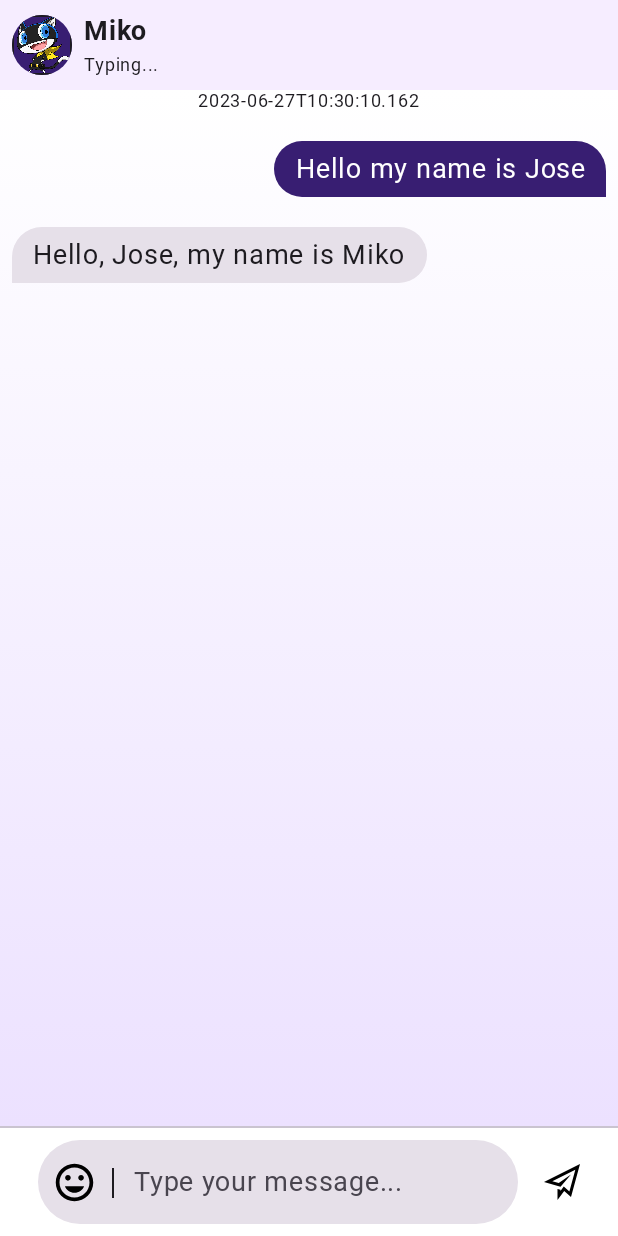
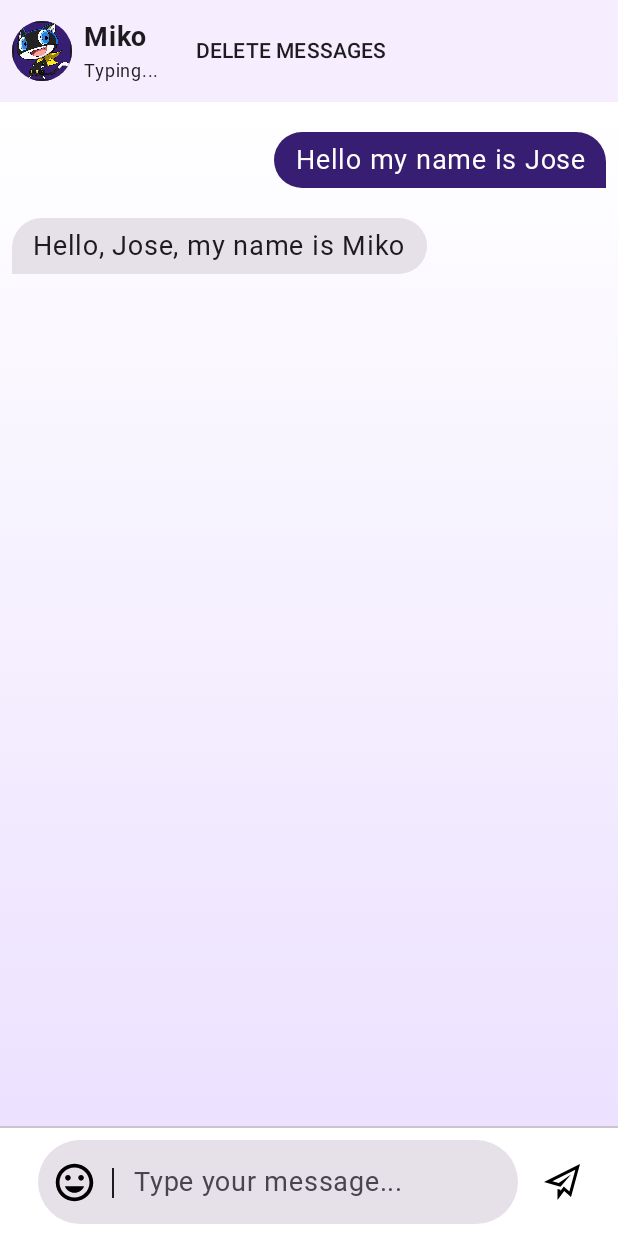
Before and after one commit to joselopez1005/Miko, an Android app built with Jetpack Compose: the @Preview function ChatScreenContentPreview, on a phone screen of 412 x 824 dp. Run offline under Robolectric (Android 15) with nearby library versions, the phone set to English and light mode, and no system bars.

```diff
--- a/app/src/main/java/com/example/miko/data/local/ChatDao.kt
+++ b/app/src/main/java/com/example/miko/data/local/ChatDao.kt
@@ -22,4 +22,6 @@ interface ChatDao {
     @Query("SELECT * FROM ChatMessageEntity")
     suspend fun getAllMessages(): List<ChatMessageEntity>
 
+    @Query("SELECT * FROM ChatMessageEntity WHERE time < :time")
+    suspend fun getAllMessagesTimeRange(time: Long): List<ChatMessageEntity>
 }
--- a/app/src/main/java/com/example/miko/data/mappers/ChatMappers.kt
+++ b/app/src/main/java/com/example/miko/data/mappers/ChatMappers.kt
@@ -11,20 +11,24 @@ import java.util.TimeZone
 
 
 // Using System might give me an issue on IOS. Look back at this if that is the case
+// Used to convert Completions to a ChatMessageEntity used to store response into DB
 fun CompletionsDto.toChatMessageEntity(): ChatMessageEntity {
     choices.first().apply {
         return ChatMessageEntity(role = message.role, content = message.content, time = created)
     }
 }
 
+// Used to convert user message to ChatMessageEntity used to store response into DB
 fun Message.toChatMessageEntity(): ChatMessageEntity {
     return ChatMessageEntity(role = role, content = content, time = time.toEpochSecond(ZoneOffset.systemDefault().rules.getOffset(time)))
 }
 
+// Used to convert ChatMessageEntity to Completions which is what we will be using in domain
 fun ChatMessageEntity.toCompletions(): Completions {
     return Completions(mutableListOf(Message(role = role, content = content, time =  LocalDateTime.ofInstant(Instant.ofEpochSecond(time), TimeZone.getDefault().toZoneId()))))
 }
 
+// Used to convert ChatMessageEntity to one message which is used when obtaining one message
 fun ChatMessageEntity.toMessage(): Message {
     return Message(role = role, content = content, time = LocalDateTime.ofInstant(Instant.ofEpochSecond(time), TimeZone.getDefault().toZoneId()))
 }
--- a/app/src/main/java/com/example/miko/domain/repository/ChatRepository.kt
+++ b/app/src/main/java/com/example/miko/domain/repository/ChatRepository.kt
@@ -8,4 +8,5 @@ import kotlinx.coroutines.flow.Flow
 interface ChatRepository {
     suspend fun sendMessageData(messages: List<Message>): Flow<Resource<Completions>>
     suspend fun getMessageData(): Flow<Resource<Completions>>
+    suspend fun deleteAllMessages(): Flow<Resource<Boolean>>
 }
--- a/app/src/main/java/com/example/miko/presentation/ui/chat_screen/ChatScreen.kt
+++ b/app/src/main/java/com/example/miko/presentation/ui/chat_screen/ChatScreen.kt
@@ -20,6 +20,8 @@ import androidx.compose.foundation.layout.width
 import androidx.compose.foundation.lazy.LazyColumn
 import androidx.compose.foundation.lazy.rememberLazyListState
 import androidx.compose.foundation.shape.CircleShape
+import androidx.compose.material3.AlertDialog
+import androidx.compose.material3.Button
 import androidx.compose.material3.Divider
 import androidx.compose.material3.ExperimentalMaterial3Api
 import androidx.compose.material3.Icon
@@ -77,8 +79,28 @@ fun ChatScreenContent(
     state: ChatScreenStates,
     onButtonPressed: (ChatScreenEvents) -> Unit
 ) {
+    val showDialog = remember { mutableStateOf(false) }
+
+    if (!state.error.isNullOrBlank()) {
+        showDialog.value = true
+        state.error = null
+    }
+    if (showDialog.value) {
+        AlertDialog(
+            onDismissRequest = { showDialog.value = false },
+            title = { Text("ERROR") },
+            text = { Text(state.error ?: "Unknown error") },
+            confirmButton = {
+                Button(onClick = { showDialog.value = false }) {
+                    Text("Okay")
+                }
+            }
+        )
+    }
+
+
     Scaffold(
-        topBar = { TopBar(state = state, modifier = Modifier.fillMaxWidth())},
+        topBar = { TopBar(state = state, onButtonPressed = onButtonPressed, modifier = Modifier.fillMaxWidth())},
         bottomBar = { BottomChatSection(onButtonPressed = onButtonPressed)}
     ) { contentPadding ->
         Column(modifier = Modifier
@@ -95,7 +117,8 @@ fun ChatScreenContent(
 @Composable
 fun TopBar(
     state: ChatScreenStates,
-    modifier: Modifier = Modifier
+    modifier: Modifier = Modifier,
+    onButtonPressed: (ChatScreenEvents) -> Unit
 ) {
     Row(
         modifier
@@ -104,6 +127,9 @@ fun TopBar(
         verticalAlignment = Alignment.CenterVertically
     ) {
         ProfileInfoSection(state = state)
+        Button(onClick = { onButtonPressed.invoke(ChatScreenEvents.DeleteAllMessages(true)) }) {
+            Text("DELETE MESSAGES")
+        }
     }
 }
 
@@ -184,17 +210,19 @@ fun ChatMessageSection(
                             message = state.chatLogs[it].content,
                             time = state.chatLogs[it].time,
                             sender = USER,
-                            modifier = Modifier.align(Alignment.CenterEnd).fillMaxWidth(.9f)
+                            modifier = Modifier
+                                .align(Alignment.CenterEnd)
+                                .fillMaxWidth(.9f)
                         )
                     }
 
                     SYSTEM -> {
-                        Text(
-                            text = state.chatLogs[it].time.toString(),
-                            color = MaterialTheme.colorScheme.onSecondary,
-                            style = MaterialTheme.typography.bodySmall,
-                            modifier = Modifier.align(Alignment.Center)
-                        )
+//                        Text(
+//                            text = state.chatLogs[it].time.toString(),
+//                            color = MaterialTheme.colorScheme.onSecondary,
+//                            style = MaterialTheme.typography.bodySmall,
+//                            modifier = Modifier.align(Alignment.Center)
+//                        )
                     }
 
                     else -> {
@@ -202,7 +230,9 @@ fun ChatMessageSection(
                             message = state.chatLogs[it].content,
                             time = state.chatLogs[it].time,
                             sender = ASSISTANT,
-                            modifier = Modifier.align(Alignment.CenterStart).fillMaxWidth(.9f)
+                            modifier = Modifier
+                                .align(Alignment.CenterStart)
+                                .fillMaxWidth(.9f)
                         )
                     }
 
@@ -214,7 +244,9 @@ fun ChatMessageSection(
         }
     }
     LaunchedEffect(state.chatLogs.size) {
-        listState.animateScrollToItem(state.chatLogs.size - 1)
+        if (state.chatLogs.size > 1) {
+            listState.animateScrollToItem(state.chatLogs.size - 1)
+        }
     }
 }
 
@@ -319,12 +351,13 @@ fun MessageBubble(
             textAlign = if (isUser) TextAlign.End else TextAlign.Start,
             modifier = Modifier
                 .clip
-                    (if (isUser) MessageBubbleShapeUser else MessageBubbleShapeAssistant
+                    (
+                    if (isUser) MessageBubbleShapeUser else MessageBubbleShapeAssistant
                 )
                 .background(if (isUser) MaterialTheme.colorScheme.tertiary else MaterialTheme.colorScheme.secondary)
                 .padding(horizontal = 14.dp, vertical = 8.dp)
                 .clickable { isTimeShown.value = !isTimeShown.value }
-                .align(if(isUser) Alignment.End else Alignment.Start)
+                .align(if (isUser) Alignment.End else Alignment.Start)
         )
 
         if (isTimeShown.value) {
--- a/app/src/main/java/com/example/miko/presentation/ui/chat_screen/ChatScreenEvents.kt
+++ b/app/src/main/java/com/example/miko/presentation/ui/chat_screen/ChatScreenEvents.kt
@@ -2,4 +2,5 @@ package com.example.miko.presentation.ui.chat_screen
 
 sealed class ChatScreenEvents {
     data class OnSendMessage(val message: String): ChatScreenEvents()
+    data class DeleteAllMessages(val delete: Boolean): ChatScreenEvents()
 }
--- a/app/src/main/java/com/example/miko/presentation/ui/chat_screen/ChatScreenStates.kt
+++ b/app/src/main/java/com/example/miko/presentation/ui/chat_screen/ChatScreenStates.kt
@@ -10,7 +10,7 @@ import java.time.LocalDateTime
 data class ChatScreenStates (
     val completions: Completions? = null,
     val isLoading: Boolean = false,
-    val error: String? = null,
+    var error: String? = null,
     val chatProfile: ProfileInfo = ProfileInfo("Miko", R.drawable.ic_morgana),
     val chatLogs: MutableList<Message> = mutableListOf(Message("system", "You are a helpful assistant", LocalDateTime.now())),
 
```
Also changed, not shown: app/src/main/java/com/example/miko/data/repository/ChatRepositoryImpl.kt (+20 -2 lines), app/src/main/java/com/example/miko/presentation/ui/chat_screen/ChatViewModel.kt (+17 -3 lines).
